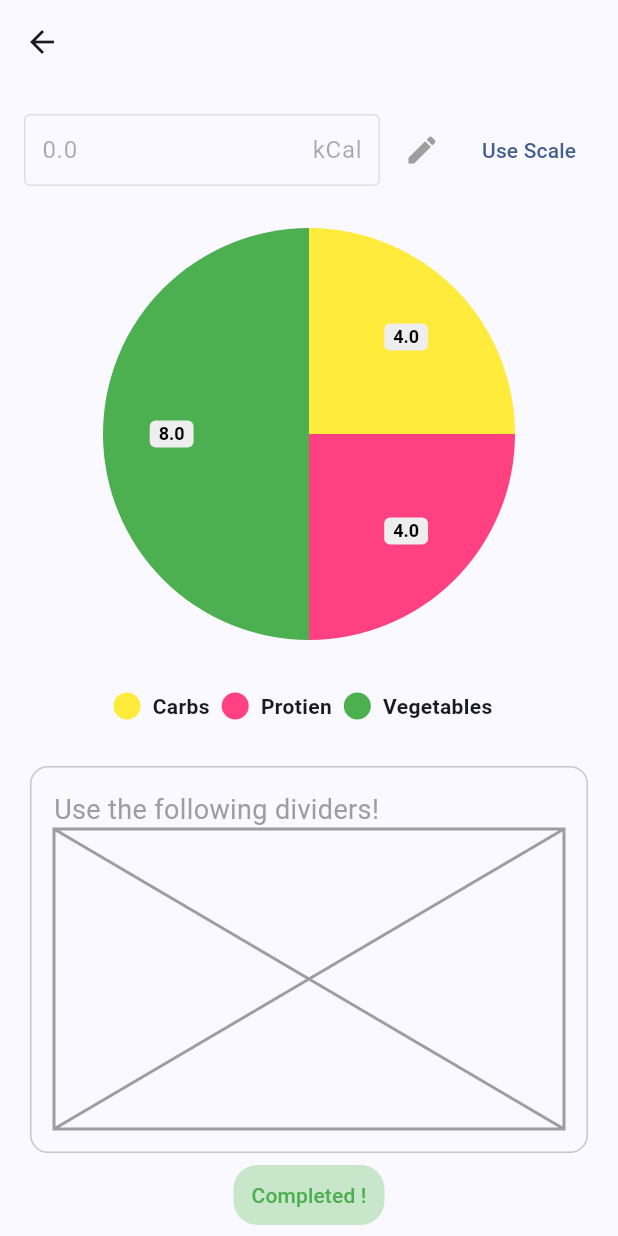
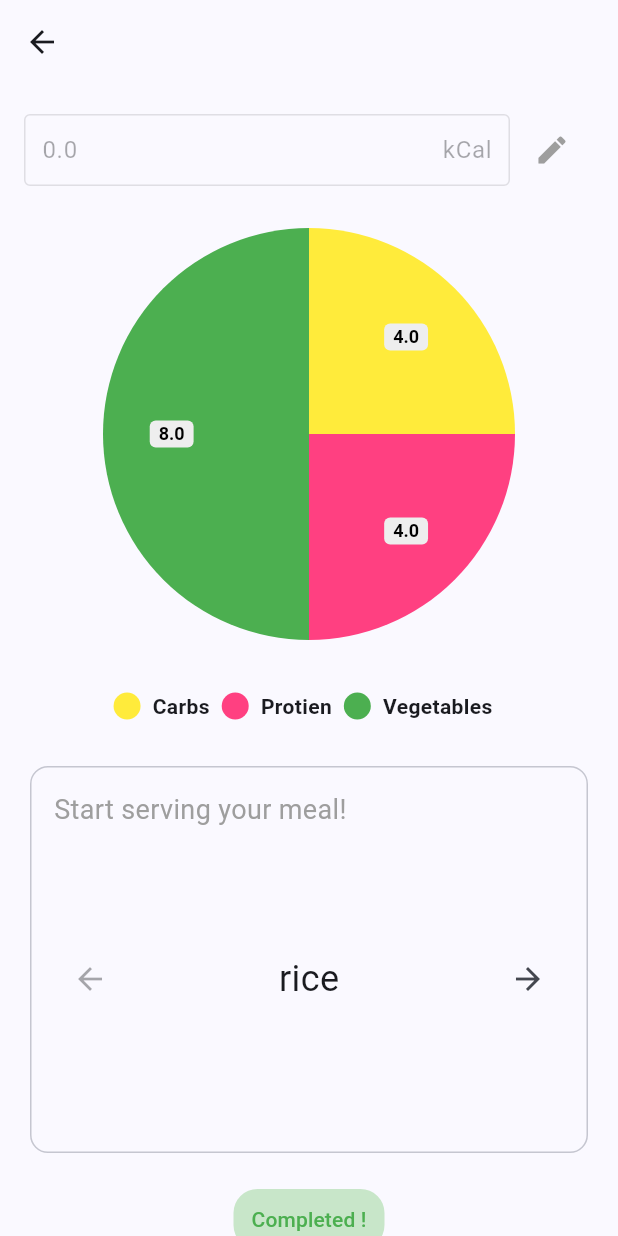
Before and after one commit to Platinum-Saber/Mecha_24, a Flutter app: the PackMyMealPageGenerator screen opened directly, on a phone screen of 412 x 824 dp. Run offline on Flutter 3.47's test engine with Material 3 defaults, Android fonts, the light colour scheme and no system bars; drawn by our look-alikes of pie_chart; our stand-ins replace shared_preferences, table_calendar; accounts and stored records are empty.

```diff
--- a/client/nutrimithu/lib/App/app.dart
+++ b/client/nutrimithu/lib/App/app.dart
@@ -50,7 +50,12 @@ class MyAppState extends ChangeNotifier {
     notifyListeners();
   }
 
+  int foodItemIndex = 0;
+
   Map<String, String> selectedMealPlan = {};
+  //these are the variables to store today's meal plan
+  var todayBreakfast = [];
+  var todaySnack1 = [];
 
   var breakfast = <String>{}.toSet();
   var snack1 = <String>{}.toSet();
--- a/client/nutrimithu/lib/Pages/Home/home_page.dart
+++ b/client/nutrimithu/lib/Pages/Home/home_page.dart
@@ -319,9 +319,12 @@ class PackMyMealPageState extends State<PackMyMealPageGenerator> {
                 const SizedBox(height: 16.0),
                 _showFoodBox(appState),
                 const SizedBox(height: 16.0),
-                _isNutriScale ? _showScale(appState) : _showDividers(appState),
-                // const SizedBox(height: 16.0),
+                _showScale(appState),
+                // _isNutriScale ? _showScale(appState) : _showDividers(appState),
+                const SizedBox(height: 16.0),
                 _confirmationButton(appState),
+                // Text(appState.breakfast
+                //     .toString()), //to check if it gets updated.
               ],
             ),
           ),
@@ -364,13 +367,13 @@ class PackMyMealPageState extends State<PackMyMealPageGenerator> {
           child: Icon(_isEditing ? Icons.done : Icons.edit),
         ),
         // BackButton(),
-        TextButton(
-            onPressed: () {
-              setState(() {
-                _isNutriScale = !_isNutriScale;
-              });
-            },
-            child: Text(_isNutriScale ? ' Use Box  ' : 'Use Scale')),
+        // TextButton(
+        //     onPressed: () {
+        //       setState(() {
+        //         _isNutriScale = !_isNutriScale;
+        //       });
+        //     },
+        //     child: Text(_isNutriScale ? ' Use Box  ' : 'Use Scale')),
       ],
     );
   }
@@ -417,34 +420,66 @@ class PackMyMealPageState extends State<PackMyMealPageGenerator> {
     );
   }
 
-  Widget _showScale(apps) {
-    return Card.outlined(
-      child: Container(
-        width: 400,
-        padding: const EdgeInsets.all(16.0),
-        child: const Column(
-          // mainAxisSize: MainAxisSize.max,
-          crossAxisAlignment: CrossAxisAlignment.start,
-          children: [
-            Text(
-              'Start serving your meal!',
-              style: TextStyle(
-                color: Colors.grey,
-                fontSize: 18,
-              ),
-            ),
-            SizedBox(
-              height: 200,
-              width: 400,
-              child: Placeholder(
-                color: Colors.grey,
-              ),
-            ),
-          ],
-        ),
-      ),
-    );
-  }
+  // Widget _showScale(apps) {
+  //   void _navigateToPrevious() {
+  //     (apps.foodItemIndex>0)? setState(() {
+  //       apps.foodItemIndex = (apps.foodItemIndex - 1) % 4;
+  //     }): null;
+  //   }
+
+  //   void _navigateToNext() {
+  //   setState(() {
+  //     apps.foodItemIndex = (apps.foodItemIndex + 1) % 4;
+  //   });
+  // }
+
+  //   var _currentIndex = apps.foodItemIndex;
+
+  //   return Card.outlined(
+  //     child: Container(
+  //       width: 400,
+  //       padding: const EdgeInsets.all(16.0),
+  //       child: const Column(
+  //         // mainAxisSize: MainAxisSize.max,
+  //         crossAxisAlignment: CrossAxisAlignment.start,
+  //         children: [
+  //           Text(
+  //             'Start serving your meal!',
+  //             style: TextStyle(
+  //               color: Colors.grey,
+  //               fontSize: 18,
+  //             ),
+  //           ),
+  //           SizedBox(
+  //             height: 200,
+  //             width: 400,
+  //             child: Row(
+  //               mainAxisAlignment: MainAxisAlignment.center,
+  //               children: [
+  //                 IconButton(
+  //                   onPressed:  _navigateToPrevious,
+  //                   icon: Icon(Icons.arrow_back),
+  //                 ),
+  //                 Expanded(
+  //                   child: Center(
+  //                     child: Text(
+  //                       apps.breakfast[_currentIndex],
+  //                       style: TextStyle(fontSize: 24.0),
+  //                     ),
+  //                   ),
+  //                 ),
+  //                 IconButton(
+  //                   onPressed: _currentIndex < 4 - 1 ? _navigateToNext : null,
+  //                   icon: Icon(Icons.arrow_forward),
+  //                 ),
+  //               ],
+  //             ),
+  //           ),
+  //         ],
+  //       ),
+  //     ),
+  //   );
+  // }
 
   Widget _showDividers(apps) {
     return Card.outlined(
@@ -493,4 +528,90 @@ class PackMyMealPageState extends State<PackMyMealPageGenerator> {
       ),
     );
   }
+
+  Widget _showScale(MyAppState apps) {
+    return BreakfastItemsWidget(
+      items: ['rice', 'dhal', 'carrot', 'spinnach'],
+      currentIndex: apps.foodItemIndex,
+      onPrevious: () {
+        setState(() {
+          apps.foodItemIndex = (apps.foodItemIndex - 1) % apps.breakfast.length;
+        });
+      },
+      onNext: () {
+        setState(() {
+          apps.foodItemIndex = (apps.foodItemIndex + 1) % apps.breakfast.length;
+        });
+      },
+    );
+  }
 }
+
+class BreakfastItemsWidget extends StatefulWidget {
+  final List<String> items;
+  final int currentIndex;
+  final VoidCallback onPrevious;
+  final VoidCallback onNext;
+
+  BreakfastItemsWidget({
+    required this.items,
+    required this.currentIndex,
+    required this.onPrevious,
+    required this.onNext,
+  });
+
+  @override
+  _BreakfastItemsWidgetState createState() => _BreakfastItemsWidgetState();
+}
+
+class _BreakfastItemsWidgetState extends State<BreakfastItemsWidget> {
+  @override
+  Widget build(BuildContext context) {
+    return Card.outlined(
+      child: Container(
+        width: 400,
+        padding: const EdgeInsets.all(16.0),
+        child: Column(
+          crossAxisAlignment: CrossAxisAlignment.start,
+          children: [
+            Text(
+              'Start serving your meal!',
+              style: TextStyle(
+                color: Colors.grey,
+                fontSize: 18,
+              ),
+            ),
+            SizedBox(
+              height: 200,
+              width: 400,
+              child: Row(
+                mainAxisAlignment: MainAxisAlignment.center,
+                children: [
+                  IconButton(
+                    onPressed:
+                        widget.currentIndex > 0 ? widget.onPrevious : null,
+                    icon: Icon(Icons.arrow_back),
+                  ),
+                  Expanded(
+                    child: Center(
+                      child: Text(
+                        widget.items[widget.currentIndex],
+                        style: TextStyle(fontSize: 24.0),
+                      ),
+                    ),
+                  ),
+                  IconButton(
+                    onPressed: widget.currentIndex < widget.items.length - 1
+                        ? widget.onNext
+                        : null,
+                    icon: Icon(Icons.arrow_forward),
+                  ),
+                ],
+              ),
+            ),
+          ],
+        ),
+      ),
+    );
+  }
+}
--- a/client/nutrimithu/lib/Pages/plan_diet/plan_diet_page.dart
+++ b/client/nutrimithu/lib/Pages/plan_diet/plan_diet_page.dart
@@ -340,7 +340,9 @@ class _CustomMealPlanPageState extends State<CustomMealPlanPageGenerator> {
               suggestions: foodItems,
               onChanged: (value) {
                 setState(() {
-                  print(appState.breakfast);
+                  // appState.mealCals[0] = double.parse(value);
+                  // appState.breakfast.add(value);
+                  // print(appState.breakfast);
                 });
                 // Print the list
               },
```
Also changed, not shown: client/nutrimithu/lib/Resources/assets.dart (+6 -1 lines).
